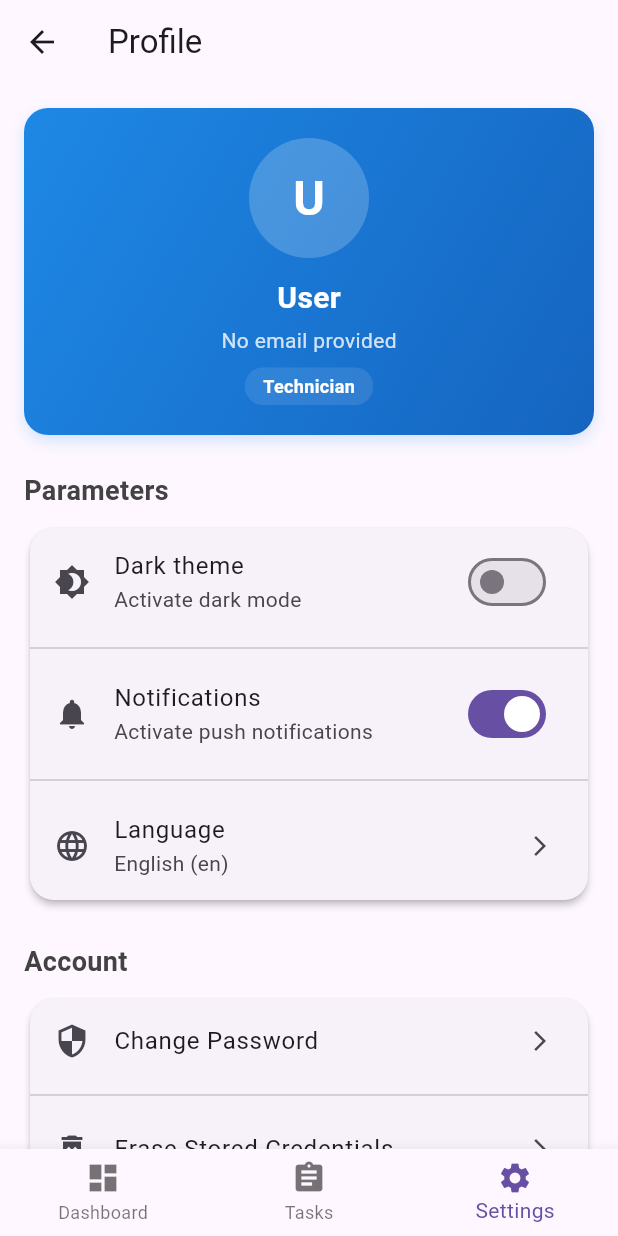
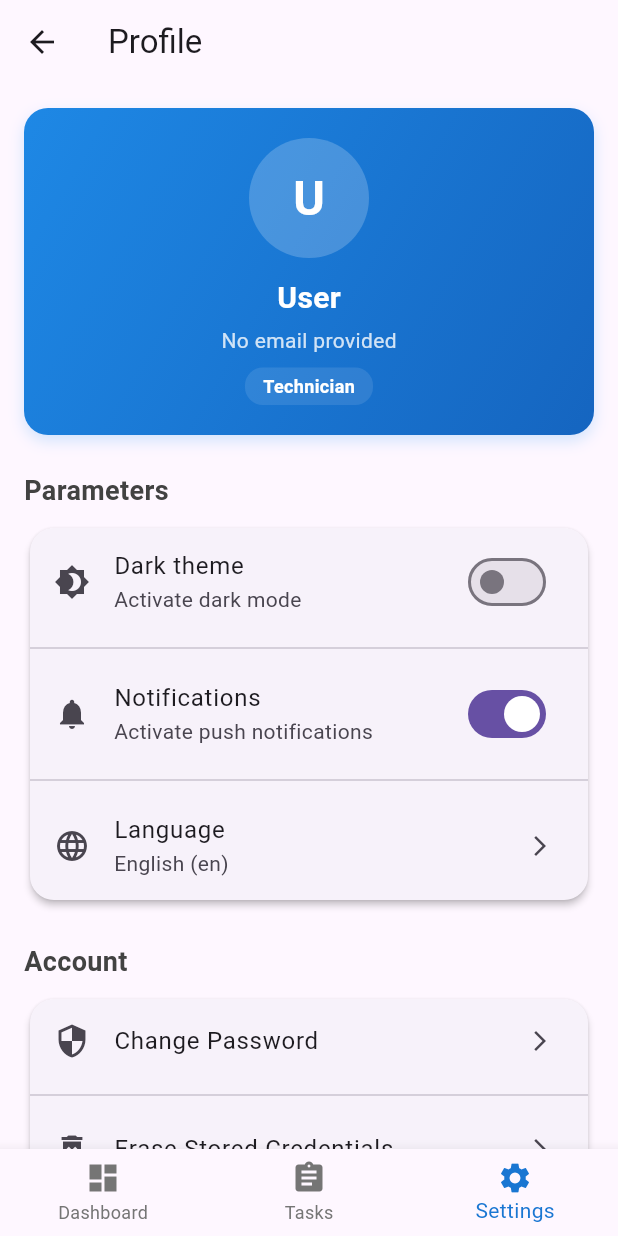
Before and after one commit to YvanSerikoff/maintenance-tracker-app, a Flutter app: the DashboardScreen screen opened directly, item 2 of the bottom bar chosen, after a tap on the "person" icon, on a phone screen of 412 x 824 dp. Run offline on Flutter 3.47's test engine with Material 3 defaults, Android fonts, the light colour scheme and no system bars; our stand-ins replace connectivity_plus, flutter_html, flutter_secure_storage, hive_flutter, package_info_plus, shared_preferences; accounts and stored records are empty.

Commit message:
Visual and trad

```diff
--- a/lib/screens/dashboard/dashboard_screen.dart
+++ b/lib/screens/dashboard/dashboard_screen.dart
@@ -10,6 +10,7 @@ import 'package:maintenance_app/screens/auth/login_screen.dart';
 import 'package:maintenance_app/widgets/offline_indicator.dart';
 import '../tasks/task_detail_screen.dart';
 import 'package:maintenance_app/widgets/task_card.dart';
+import 'package:maintenance_app/widgets/app_bottom_nav_bar.dart';
 
 class DashboardScreen extends StatefulWidget {
   const DashboardScreen({super.key});
@@ -160,7 +161,6 @@ class DashboardScreenState extends State<DashboardScreen> {
           ),
         ],
       ),
-
       body: Column(
         children: [
           // Indicateur offline
@@ -410,38 +410,7 @@ class DashboardScreenState extends State<DashboardScreen> {
           ),
         ],
       ),
-
-      // Bottom Navigation améliorée
-      bottomNavigationBar: BottomNavigationBar(
-        currentIndex: 0,
-        type: BottomNavigationBarType.fixed,
-        selectedItemColor: Colors.blue.shade700,
-        unselectedItemColor: Colors.grey.shade600,
-        items: [
-          BottomNavigationBarItem(
-            icon: Icon(Icons.dashboard),
-            label: 'Dashboard',
-          ),
-          BottomNavigationBarItem(
-            icon: Icon(Icons.assignment),
-            label: 'Tasks',
-          ),
-          BottomNavigationBarItem(
-            icon: Icon(Icons.person),
-            label: 'Profile',
-          ),
-        ],
-        onTap: (index) {
-          if (index == 1) {
-            _navigateToTaskList(0);
-          } else if (index == 2) {
-            Navigator.push(
-              context,
-              MaterialPageRoute(builder: (_) => ProfileScreen()),
-            );
-          }
-        },
-      ),
+      bottomNavigationBar: AppBottomNavBar(currentIndex: 0),
     );
   }
 
--- a/lib/screens/profile_screen.dart
+++ b/lib/screens/profile_screen.dart
@@ -8,6 +8,7 @@ import 'package:maintenance_app/config/constants.dart';
 import 'package:maintenance_app/screens/auth/login_screen.dart';
 import 'package:package_info_plus/package_info_plus.dart';
 import 'package:url_launcher/url_launcher.dart';
+import 'package:maintenance_app/widgets/app_bottom_nav_bar.dart';
 
 import '../models/user.dart';
 import 'dashboard/dashboard_screen.dart';
@@ -407,36 +408,7 @@ class _ProfileScreenState extends State<ProfileScreen> {
                 ],
               ),
             ),
-      bottomNavigationBar: BottomNavigationBar(
-        currentIndex: 2,
-        items: [
-          BottomNavigationBarItem(
-            icon: Icon(Icons.dashboard),
-            label: 'Dashboard',
-          ),
-          BottomNavigationBarItem(
-            icon: Icon(Icons.assignment),
-            label: 'Tasks',
-          ),
-          BottomNavigationBarItem(
-            icon: Icon(Icons.settings),
-            label: 'Settings',
-          ),
-        ],
-        onTap: (index) {
-          if (index == 0) {
-            Navigator.push(
-              context,
-              MaterialPageRoute(builder: (_) => DashboardScreen()),
-            );
-          } else if (index == 1) {
-            Navigator.push(
-              context,
-              MaterialPageRoute(builder: (_) => TaskListScreen()),
-            );
-          }
-        },
-      ),
+      bottomNavigationBar: AppBottomNavBar(currentIndex: 2),
     );
   }
 }
--- a/lib/screens/tasks/task_list_screen.dart
+++ b/lib/screens/tasks/task_list_screen.dart
@@ -8,6 +8,7 @@ import 'package:maintenance_app/screens/tasks/task_detail_screen.dart';
 import 'package:maintenance_app/config/constants.dart';
 import 'package:maintenance_app/widgets/offline_indicator.dart';
 import 'package:maintenance_app/widgets/task_card.dart';
+import 'package:maintenance_app/widgets/app_bottom_nav_bar.dart';
 
 import '../profile_screen.dart';
 
@@ -106,7 +107,6 @@ class _TaskListScreenState extends State<TaskListScreen> {
           ),
         ],
       ),
-
       body: Column(
         children: [
           // Indicateur offline
@@ -186,42 +186,8 @@ class _TaskListScreenState extends State<TaskListScreen> {
           ),
         ],
       ),
-      bottomNavigationBar: BottomNavigationBar(
-        currentIndex: 1,
-        type: BottomNavigationBarType.fixed,
-        selectedItemColor: Colors.blue.shade700,
-        unselectedItemColor: Colors.grey.shade600,
-        items: [
-          BottomNavigationBarItem(
-            icon: Icon(Icons.dashboard),
-            label: 'Dashboard',
-          ),
-          BottomNavigationBarItem(
-            icon: Icon(Icons.assignment),
-            label: 'Tasks',
-          ),
-          BottomNavigationBarItem(
-            icon: Icon(Icons.person),
-            label: 'Profile',
-          ),
-        ],
-        onTap: (index) {
-          if (index == 0) {
-            Navigator.push(
-              context,
-              MaterialPageRoute(builder: (_) => DashboardScreen()),
-            );
-          } else if (index == 2) {
-            Navigator.push(
-              context,
-              MaterialPageRoute(builder: (_) => ProfileScreen()),
-            );
-          }
-        },
-      ),
-    )
-    ;
-
+      bottomNavigationBar: AppBottomNavBar(currentIndex: 1),
+    );
   }
 
   Widget _buildFilterChip(String label, int status) {
--- /dev/null
+++ b/lib/widgets/app_bottom_nav_bar.dart
@@ -0,0 +1,55 @@
+import 'package:flutter/material.dart';
+import 'package:maintenance_app/screens/dashboard/dashboard_screen.dart';
+import 'package:maintenance_app/screens/tasks/task_list_screen.dart';
+import 'package:maintenance_app/screens/profile_screen.dart';
+
+class AppBottomNavBar extends StatelessWidget {
+  final int currentIndex;
+  const AppBottomNavBar({Key? key, required this.currentIndex}) : super(key: key);
+
+  @override
+  Widget build(BuildContext context) {
+    return BottomNavigationBar(
+      currentIndex: currentIndex,
+      type: BottomNavigationBarType.fixed,
+      selectedItemColor: Colors.blue.shade700,
+      unselectedItemColor: Colors.grey.shade600,
+      items: const [
+        BottomNavigationBarItem(
+          icon: Icon(Icons.dashboard),
+          label: 'Dashboard',
+        ),
+        BottomNavigationBarItem(
+          icon: Icon(Icons.assignment),
+          label: 'Tasks',
+        ),
+        BottomNavigationBarItem(
+          icon: Icon(Icons.settings),
+          label: 'Settings',
+        ),
+      ],
+      onTap: (index) {
+        if (index == currentIndex) return;
+        if (index == 0) {
+          Navigator.pushAndRemoveUntil(
+            context,
+            MaterialPageRoute(builder: (_) => DashboardScreen()),
+            (route) => false,
+          );
+        } else if (index == 1) {
+          Navigator.pushAndRemoveUntil(
+            context,
+            MaterialPageRoute(builder: (_) => TaskListScreen()),
+            (route) => false,
+          );
+        } else if (index == 2) {
+          Navigator.pushAndRemoveUntil(
+            context,
+            MaterialPageRoute(builder: (_) => ProfileScreen()),
+            (route) => false,
+          );
+        }
+      },
+    );
+  }
+}
```
Also changed, not shown: lib/widgets/task_card.dart (+41 -0 lines).
